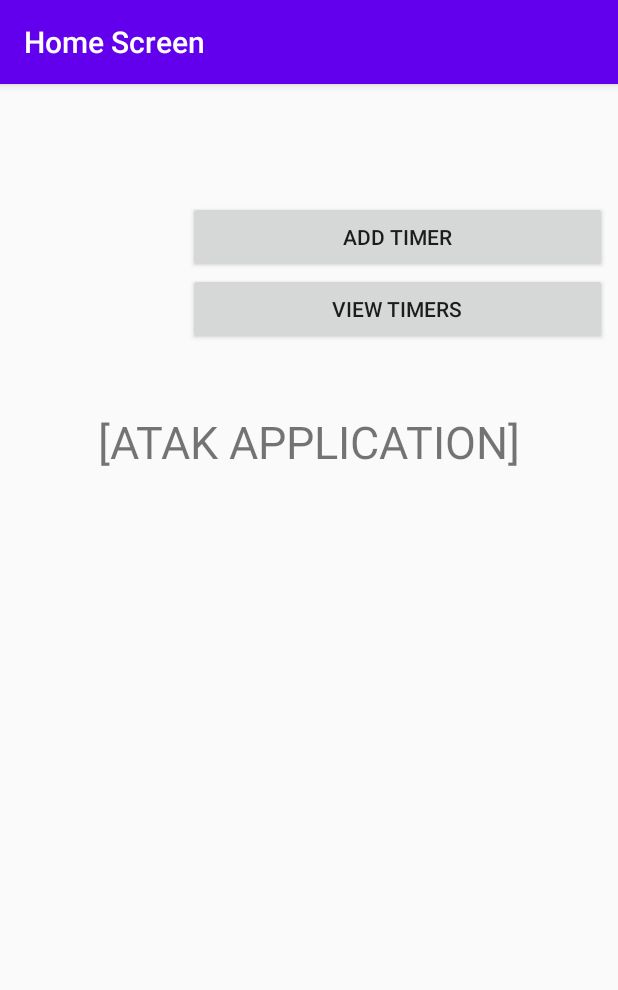
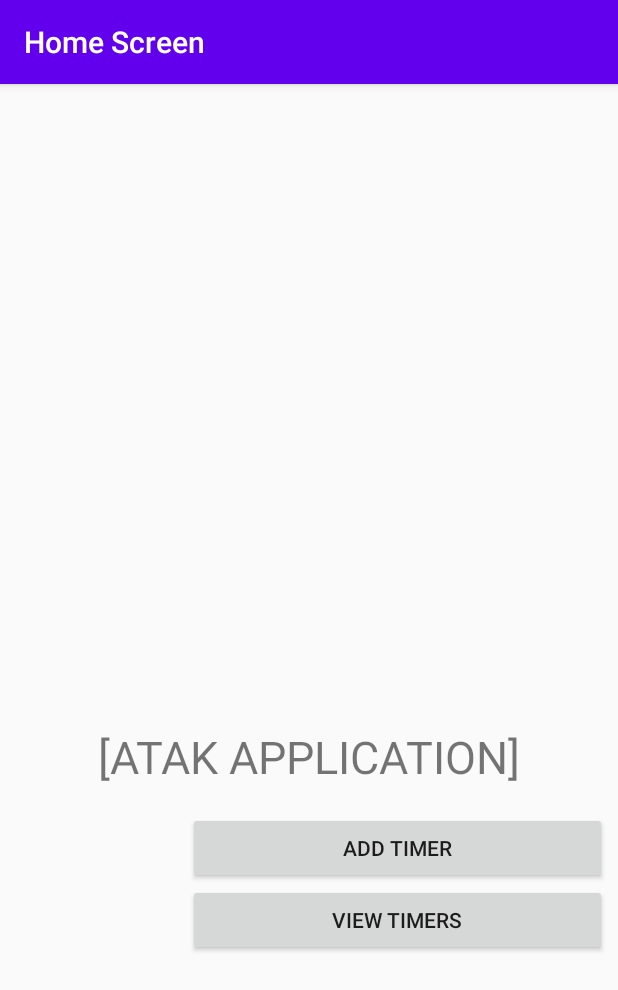
Before and after one commit to Nathanieljg/JuniorDesign, an Android app: the screen it shows after launch (HomeScreen), on a phone screen of 412 x 824 dp. Shown: the top 990 px of the screen. Run offline under Robolectric (Android 15) with nearby library versions, the light colour scheme and no system bars.

Commit message:
Update activity_home_screen.xml

```diff
--- a/app/src/main/res/layout/activity_home_screen.xml
+++ b/app/src/main/res/layout/activity_home_screen.xml
@@ -25,6 +25,8 @@
     <include
         layout="@layout/content_home_screen"
         android:layout_width="match_parent"
-        android:layout_height="476dp" />
+        android:layout_height="896dp"
+        android:background="#FFFFFF"
+        android:backgroundTint="#FFFFFF" />
 
 </LinearLayout>
```
